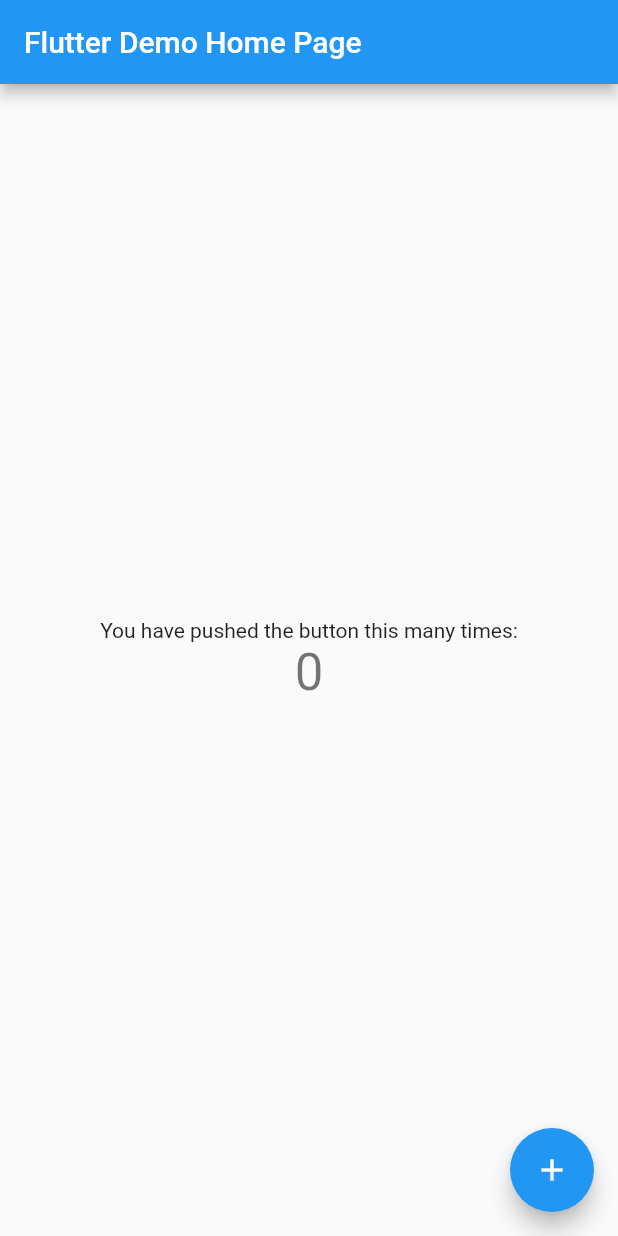
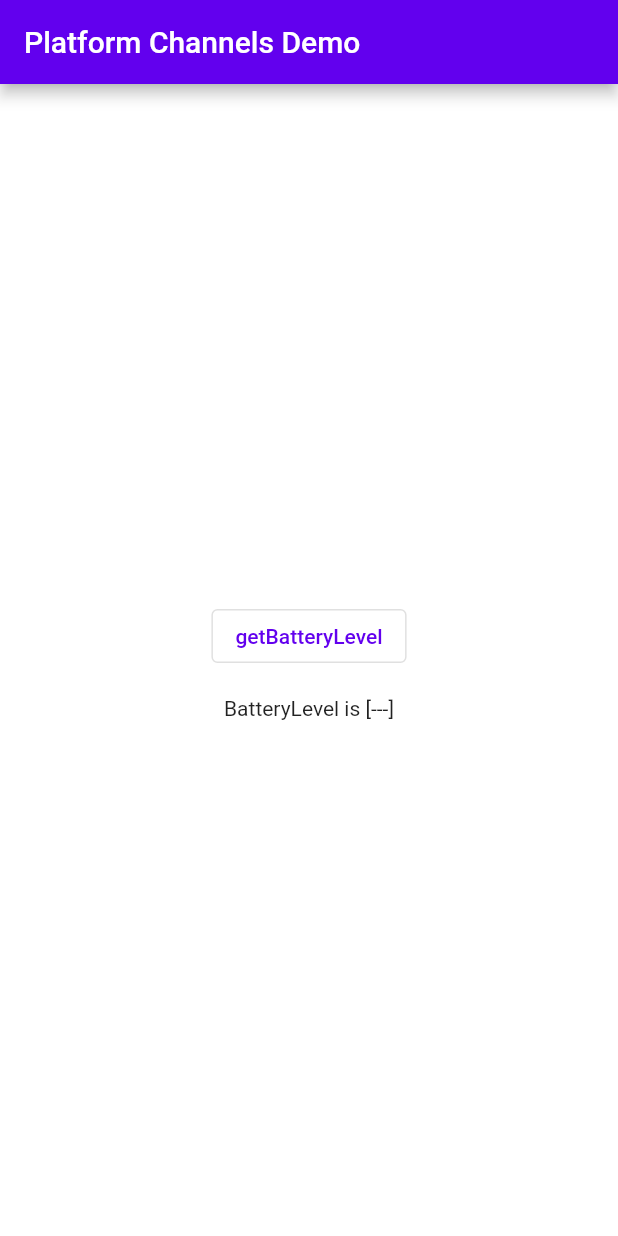
Before and after one commit to HTsuruo/flutter_platform_channels_practice, a Flutter app: the screen it shows after launch, on a phone screen of 412 x 824 dp. Run offline on Flutter 3.47's test engine with Material 2 defaults, Android fonts, the phone set to English and light mode, and no system bars; missing offline and left inert: simple_logger.

Commit message:
Dart側のコードを適当に作った

```diff
--- a/lib/main.dart
+++ b/lib/main.dart
@@ -1,6 +1,11 @@
 import 'package:flutter/material.dart';
+import 'package:flutter/services.dart';
+import 'package:simple_logger/simple_logger.dart';
+
+final logger = SimpleLogger();
 
 void main() {
+  logger.setLevel(Level.FINE, includeCallerInfo: true);
   runApp(const MyApp());
 }
 
@@ -12,104 +17,70 @@
   Widget build(BuildContext context) {
     return MaterialApp(
       title: 'Flutter Demo',
-      theme: ThemeData(
-        // This is the theme of your application.
-        //
-        // Try running your application with "flutter run". You'll see the
-        // application has a blue toolbar. Then, without quitting the app, try
-        // changing the primarySwatch below to Colors.green and then invoke
-        // "hot reload" (press "r" in the console where you ran "flutter run",
-        // or simply save your changes to "hot reload" in a Flutter IDE).
-        // Notice that the counter didn't reset back to zero; the application
-        // is not restarted.
-        primarySwatch: Colors.blue,
+      theme: ThemeData.from(
+        colorScheme: ColorScheme.light(),
       ),
-      home: const MyHomePage(title: 'Flutter Demo Home Page'),
+      home: HomePage(),
     );
   }
 }
 
-class MyHomePage extends StatefulWidget {
-  const MyHomePage({Key? key, required this.title}) : super(key: key);
+const _platform = MethodChannel(
+  'com.tsuruoka.flutter_platform_channels_practice/battery',
+);
 
-  // This widget is the home page of your application. It is stateful, meaning
-  // that it has a State object (defined below) that contains fields that affect
-  // how it looks.
-
-  // This class is the configuration for the state. It holds the values (in this
-  // case the title) provided by the parent (in this case the App widget) and
-  // used by the build method of the State. Fields in a Widget subclass are
-  // always marked "final".
-
-  final String title;
+class HomePage extends StatefulWidget {
+  const HomePage({Key? key}) : super(key: key);
 
   @override
-  State<MyHomePage> createState() => _MyHomePageState();
+  _HomePageState createState() => _HomePageState();
 }
 
-class _MyHomePageState extends State<MyHomePage> {
-  int _counter = 0;
-
-  void _incrementCounter() {
-    setState(() {
-      // This call to setState tells the Flutter framework that something has
-      // changed in this State, which causes it to rerun the build method below
-      // so that the display can reflect the updated values. If we changed
-      // _counter without calling setState(), then the build method would not be
-      // called again, and so nothing would appear to happen.
-      _counter++;
-    });
-  }
+class _HomePageState extends State<HomePage> {
+  static const unknownLabel = '---';
+  var label = unknownLabel;
 
   @override
   Widget build(BuildContext context) {
-    // This method is rerun every time setState is called, for instance as done
-    // by the _incrementCounter method above.
-    //
-    // The Flutter framework has been optimized to make rerunning build methods
-    // fast, so that you can just rebuild anything that needs updating rather
-    // than having to individually change instances of widgets.
     return Scaffold(
       appBar: AppBar(
-        // Here we take the value from the MyHomePage object that was created by
-        // the App.build method, and use it to set our appbar title.
-        title: Text(widget.title),
+        title: const Text('Platform Channels Demo'),
       ),
       body: Center(
-        // Center is a layout widget. It takes a single child and positions it
-        // in the middle of the parent.
         child: Column(
-          // Column is also a layout widget. It takes a list of children and
-          // arranges them vertically. By default, it sizes itself to fit its
-          // children horizontally, and tries to be as tall as its parent.
-          //
-          // Invoke "debug painting" (press "p" in the console, choose the
-          // "Toggle Debug Paint" action from the Flutter Inspector in Android
-          // Studio, or the "Toggle Debug Paint" command in Visual Studio Code)
-          // to see the wireframe for each widget.
-          //
-          // Column has various properties to control how it sizes itself and
-          // how it positions its children. Here we use mainAxisAlignment to
-          // center the children vertically; the main axis here is the vertical
-          // axis because Columns are vertical (the cross axis would be
-          // horizontal).
-          mainAxisAlignment: MainAxisAlignment.center,
-          children: <Widget>[
-            const Text(
-              'You have pushed the button this many times:',
+          mainAxisSize: MainAxisSize.min,
+          children: [
+            OutlinedButton(
+              onPressed: () async {
+                final batteryLevel = await getBatteryLevel();
+                setState(() {
+                  label = batteryLevel == null
+                      ? unknownLabel
+                      : batteryLevel.toString();
+                });
+              },
+              child: const Text('getBatteryLevel'),
             ),
-            Text(
-              '$_counter',
-              style: Theme.of(context).textTheme.headline4,
+            const SizedBox(
+              height: 16,
             ),
+            Text('BatteryLevel is [$label]'),
           ],
         ),
       ),
-      floatingActionButton: FloatingActionButton(
-        onPressed: _incrementCounter,
-        tooltip: 'Increment',
-        child: const Icon(Icons.add),
-      ), // This trailing comma makes auto-formatting nicer for build methods.
     );
   }
+
+  Future<int?> getBatteryLevel() async {
+    try {
+      final result = await _platform.invokeMethod<int>('getBatteryLevel');
+      return result;
+    } on MissingPluginException catch (e) {
+      logger.warning(e);
+      return null;
+    } on PlatformException catch (e) {
+      logger.warning(e);
+      return null;
+    }
+  }
 }
```
Also changed, not shown: pubspec.yaml (+2 -5 lines), pubspec.lock, 1 other file.
